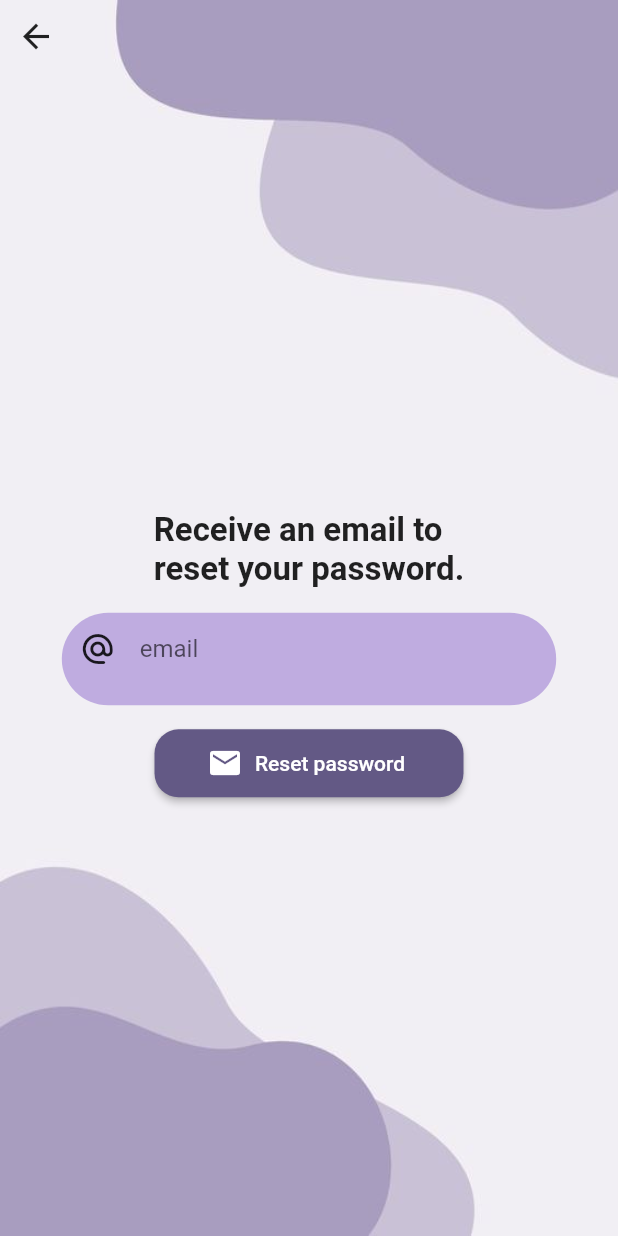
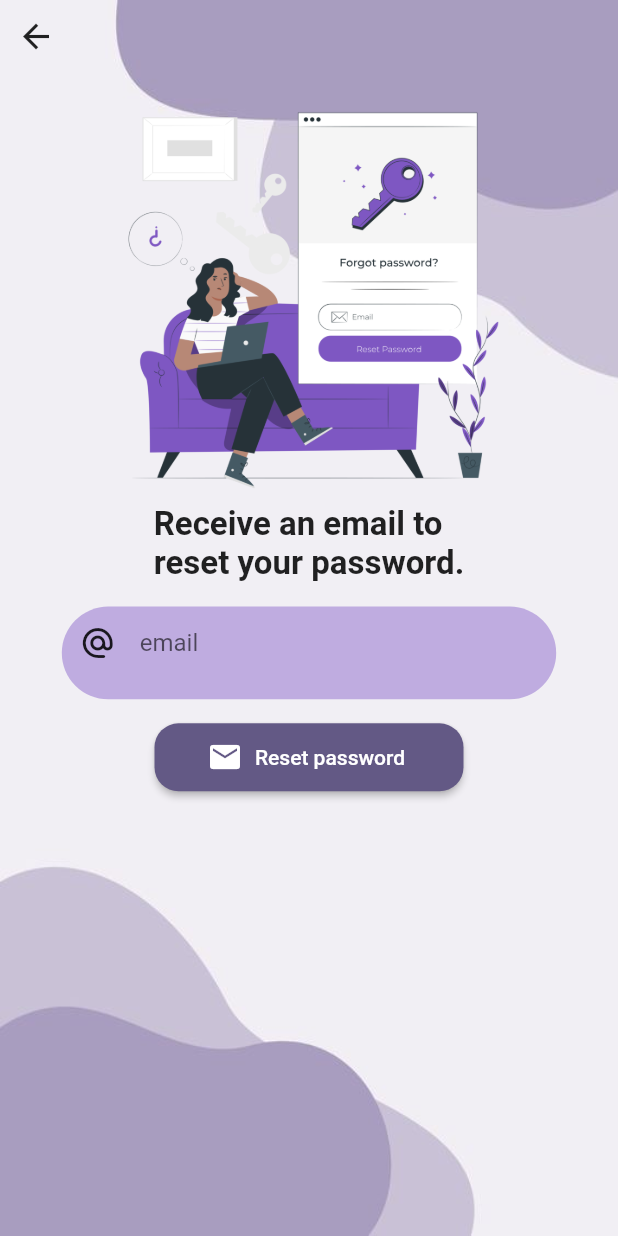
Before and after one commit to AhmedHWally/shoply, a Flutter app: the UserView screen opened directly, after a tap on "log out", after a tap on "Forgot password?", on a phone screen of 412 x 824 dp. Run offline on Flutter 3.47's test engine with Material 2 defaults, Android fonts, the light colour scheme and no system bars; drawn by our look-alikes of modal_progress_hud_nsn; our stand-ins replace auto_size_text, bloc, cached_network_image, carousel_slider, cloud_firestore, curved_navigation_bar and 8 more; accounts and stored records are empty; network calls fail.

Commit message:
my third commit

```diff
--- a/lib/Features/authentation/presentation/views/widgets/forgetpassword_viewbody.dart
+++ b/lib/Features/authentation/presentation/views/widgets/forgetpassword_viewbody.dart
@@ -64,10 +64,18 @@ class _ForgetPasswordViewBodyState extends State<ForgetPasswordViewBody> {
                 ],
               ),
               Expanded(
+                child: Column(
+                  children: [
+                    SizedBox(
+                        height: height * 0.35,
+                        child: Image.asset(
+                          kResetPasswordImage,
+                          fit: BoxFit.fill,
+                        )),
+                    Expanded(
                       child: Form(
                         key: formKey,
                         child: Column(
-                    mainAxisAlignment: MainAxisAlignment.center,
                           children: [
                             const Text(
                               'Receive an email to\nreset your password.',
@@ -93,18 +101,24 @@ class _ForgetPasswordViewBodyState extends State<ForgetPasswordViewBody> {
                                 child: ElevatedButton.icon(
                                     style: ElevatedButton.styleFrom(
                                         shape: RoundedRectangleBorder(
-                                      borderRadius: BorderRadius.circular(16)),
+                                            borderRadius:
+                                                BorderRadius.circular(16)),
                                         backgroundColor: kButtonColor),
                                     onPressed: () async {
                                       if (formKey.currentState!.validate()) {
-                                  await BlocProvider.of<AuthCubit>(context)
-                                      .resetPassword(emailController.text);
+                                        await BlocProvider.of<AuthCubit>(
+                                                context)
+                                            .resetPassword(
+                                                emailController.text);
                                       }
                                     },
                                     icon: const Icon(Icons.email),
                                     label: const Text('Reset password')))
                           ],
                         ),
+                      ),
+                    ),
+                  ],
                 ),
               )
             ],
--- a/lib/Features/authentation/presentation/views/widgets/login_view_body.dart
+++ b/lib/Features/authentation/presentation/views/widgets/login_view_body.dart
@@ -116,6 +116,8 @@ class LoginViewBody extends StatelessWidget {
                 ),
                 GestureDetector(
                     onTap: () {
+                      precacheImage(
+                          const AssetImage(kResetPasswordImage), context);
                       Navigator.of(context).push(MaterialPageRoute(
                           builder: (context) => const ForgetPasswordView()));
                     },
@@ -141,7 +143,7 @@ class LoginViewBody extends StatelessWidget {
                         BlocProvider.of<AuthCubit>(context).googlLogin();
                       },
                       child: CircleAvatar(
-                        radius: width * 0.05,
+                        radius: width < 600 ? width * 0.05 : width * 0.025,
                         backgroundColor: Colors.white,
                         backgroundImage: const AssetImage(kGoogleLogo),
                       ),
--- a/lib/Features/authentation/presentation/views/widgets/pick_userimage_view_body.dart
+++ b/lib/Features/authentation/presentation/views/widgets/pick_userimage_view_body.dart
@@ -54,7 +54,7 @@ class PickUserImageViewBody extends StatelessWidget {
                             color: kButtonColor,
                           )
                         : CircleAvatar(
-                            radius: width * 0.25,
+                            radius: width < 600 ? width * 0.25 : width * 0.075,
                             backgroundColor: kButtonColor,
                             backgroundImage:
                                 BlocProvider.of<UserImageCubit>(context)
--- a/lib/Features/onBoarding/presentation/views/widgets/onboarding_buttons_section.dart
+++ b/lib/Features/onBoarding/presentation/views/widgets/onboarding_buttons_section.dart
@@ -33,7 +33,6 @@ class OnBoardingButtonsSection extends StatelessWidget {
                 buttonTitle: 'Get Started',
                 onPressed: () async {
                   precacheImage(const AssetImage(kLoginImage), context);
-
                   precacheImage(const AssetImage(kGoogleLogo), context);
                   Navigator.of(context).pushReplacement(MaterialPageRoute(
                       builder: (context) => const LoginView()));
--- a/lib/Features/user/presentation/widgets/user_view_body.dart
+++ b/lib/Features/user/presentation/widgets/user_view_body.dart
@@ -83,7 +83,7 @@ class UserViewBody extends StatelessWidget {
                     child: MainAppElevatedButton(
                       title: 'log out',
                       onPressed: () async {
-                        BlocProvider.of<AuthCubit>(context).logOut();
+                        await BlocProvider.of<AuthCubit>(context).logOut();
                         BlocProvider.of<CartCubit>(context).cartItems.clear();
                         Navigator.of(context).pushReplacement(
                           MaterialPageRoute(
--- a/lib/constans.dart
+++ b/lib/constans.dart
@@ -7,6 +7,7 @@ const kGoogleLogo = 'assets/images/googlelogo.png';
 const kAddToFavoriteImage = 'assets/images/addToFavorite.png';
 const kAddToCartImage = 'assets/images/addToCart.png';
 const kemptyOrderPage = 'assets/images/emptyOrderPage.png';
+const kResetPasswordImage = 'assets/images/resetPassword.png';
 const kPrimaryColor = Colors.purple;
 const kSecondaryColor = Color(0xffBFACE0);
 const kIconCollor = Colors.pink;
```
Also changed, not shown: lib/Features/authentation/presentation/manager/auth_cubit/auth_cubit.dart (+24 -17 lines), assets/images/resetPassword.png (added), pubspec.lock, 1 other file. Lines whose indentation alone changed are shown as unchanged.
